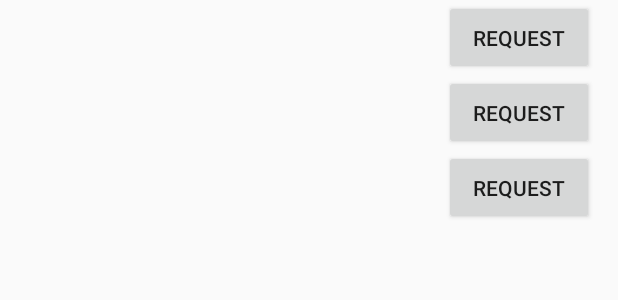
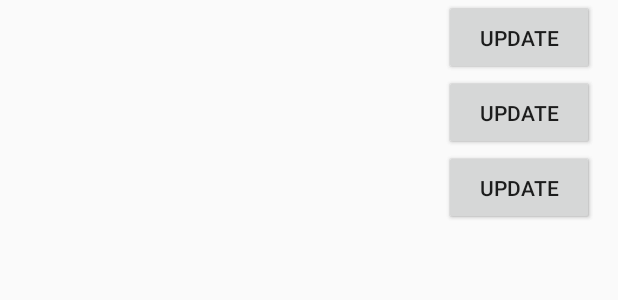
Before and after one commit to ravivooda/contactCard, an Android app: the layout fragment_contact_list.xml on its own in the app's theme, with its tools: preview values and no code run, on a phone screen of 412 x 824 dp. Shown: the top 300 px of the screen. Run offline under Robolectric (Android 15) with nearby library versions, the phone set to English and light mode, and no system bars.

```diff
--- a/Android/ContactCard/app/src/main/java/utils/com/contactcard/utils/StringUtils.java
+++ b/Android/ContactCard/app/src/main/java/utils/com/contactcard/utils/StringUtils.java
@@ -39,4 +39,8 @@ public class StringUtils {
     public static String getWebsiteType(int i) {
         return "Home";
     }
+
+    public static boolean isEmpty(String string) {
+        return string == null || string.trim().length() == 0;
+    }
 }
--- a/Android/ContactCard/app/src/main/res/layout/fragment_contact.xml
+++ b/Android/ContactCard/app/src/main/res/layout/fragment_contact.xml
@@ -39,7 +39,13 @@
         android:layout_width="@dimen/contact_right_container_width"
         android:layout_height="@dimen/contact_image_side">
         <Button
+            android:id="@+id/contact_request_button"
             android:text="@string/action_request_title"
+            android:layout_width="match_parent"
+            android:layout_height="match_parent"/>
+        <Button
+            android:id="@+id/contact_update_button"
+            android:text="@string/action_update_title"
             android:layout_width="match_parent"
             android:layout_height="match_parent"/>
     </RelativeLayout>
--- a/Android/ContactCard/app/src/main/res/values/strings.xml
+++ b/Android/ContactCard/app/src/main/res/values/strings.xml
@@ -28,4 +28,5 @@
     <string name="card_emails_string">Email(s)</string>
     <string name="card_name_string">Card Name</string>
     <string name="action_request_title">Request</string>
+    <string name="action_update_title">Update</string>
 </resources>
```
Also changed, not shown: Android/ContactCard/app/src/main/java/utils/com/contactcard/fragment/contact/CCContactFragment.java (+2 -5 lines), Android/ContactCard/app/src/main/java/utils/com/contactcard/fragment/contact/MyContactRecyclerViewAdapter.java (+16 -0 lines), Android/ContactCard/app/src/main/java/utils/com/contactcard/models/CCContact.java (+37 -5 lines).
